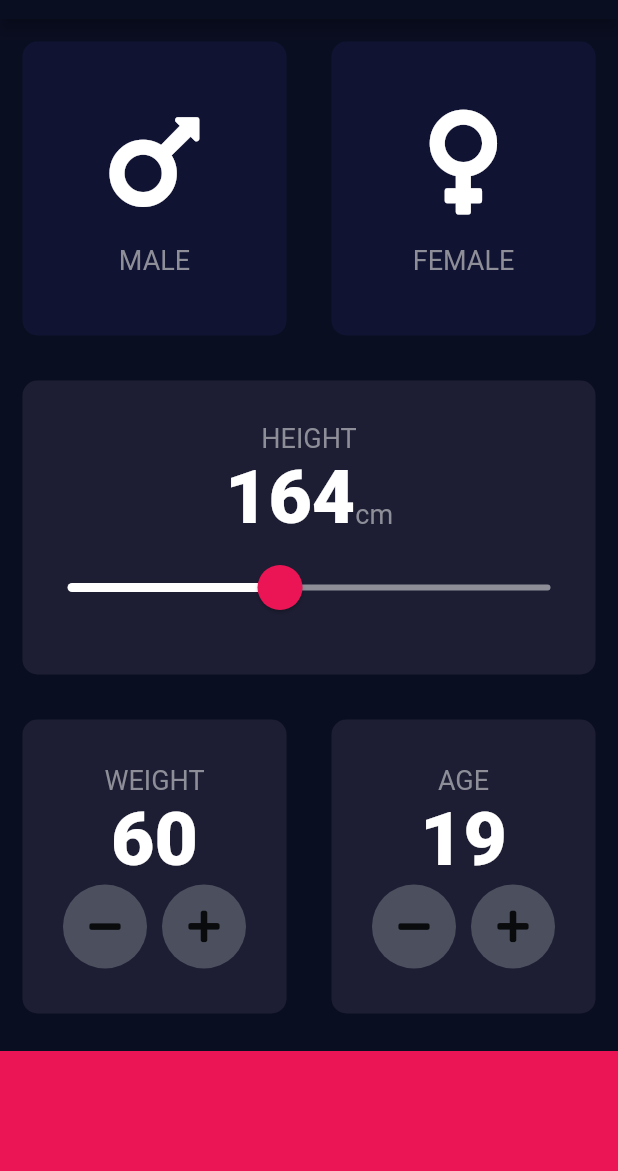
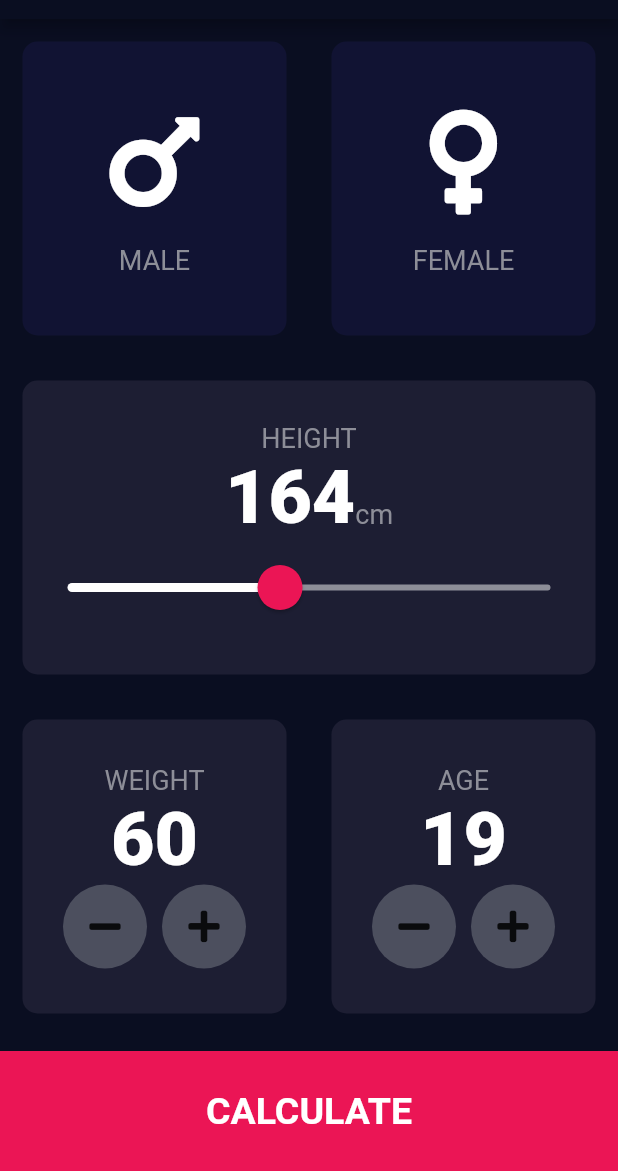
Before and after one commit to Hemantwalia672/BMI-Calculator, a Flutter app: the screen it shows after launch, on a phone screen of 412 x 824 dp, the part 65-1236 px from its top. Run offline on Flutter 3.47's test engine with Material 2 defaults, Android fonts, the phone set to English and light mode, and no system bars; our stand-ins replace font_awesome_flutter.

Commit message:
results_page.dart - Created a Results page for the showing the output
input_page.dart - Added Text and Style to the bottom button . Also Added the Navigator Functionality using maps for going to results page

constants.dart - Added the Text Style for Bottom Button

```diff
--- a/lib/constants.dart
+++ b/lib/constants.dart
@@ -14,3 +14,6 @@ const kLabelTextStyle = TextStyle(
 
 const kNumberTextStyle =
     TextStyle(fontSize: 50.0, fontWeight: FontWeight.w900, color: Colors.white);
+
+const kBottomButtonTextStyle =
+    TextStyle(fontWeight: FontWeight.bold, fontSize: 25.0, color: Colors.white);
--- a/lib/input_page.dart
+++ b/lib/input_page.dart
@@ -1,10 +1,13 @@
 // ignore_for_file: prefer_const_constructors
+
+import 'package:bmi_calculator/results_page.dart';
 import 'package:flutter/material.dart';
 import 'package:font_awesome_flutter/font_awesome_flutter.dart';
 
 import 'card_one.dart';
 import 'constants.dart';
 import 'icon_content.dart';
+import 'results_page.dart';
 import 'round_icon_button.dart';
 
 enum Gender { male, female }
@@ -219,11 +222,23 @@ class _InputPageState extends State<InputPage> {
           ),
         ),
         SafeArea(
-          child: Container(
-            color: kBottomContainerColor,
-            margin: EdgeInsets.only(top: 10.0),
-            width: double.infinity,
-            height: kBottomContainerHeight,
+          child: GestureDetector(
+            onTap: () {
+              Navigator.push(context,
+                  MaterialPageRoute(builder: (context) => ResultsPage()));
+            },
+            child: Container(
+              child: Center(
+                child: Text(
+                  'CALCULATE',
+                  style: kBottomButtonTextStyle,
+                ),
+              ),
+              color: kBottomContainerColor,
+              margin: EdgeInsets.only(top: 10.0),
+              width: double.infinity,
+              height: kBottomContainerHeight,
+            ),
           ),
         ),
       ],
--- /dev/null
+++ b/lib/results_page.dart
@@ -0,0 +1,22 @@
+// ignore_for_file: prefer_const_constructors
+import 'package:flutter/material.dart';
+
+class ResultsPage extends StatelessWidget {
+  const ResultsPage({Key? key}) : super(key: key);
+
+  @override
+  Widget build(BuildContext context) {
+    return MaterialApp(
+      theme: ThemeData(
+        primaryColor: Color(0xFF0A0E21),
+        scaffoldBackgroundColor: Color(0xFF0A0E21),
+      ),
+      home: Scaffold(
+        appBar: AppBar(
+          backgroundColor: Color(0xFF0A0E21),
+          title: Center(child: Text('BMI CALCULATOR')),
+        ),
+      ),
+    );
+  }
+}
```
